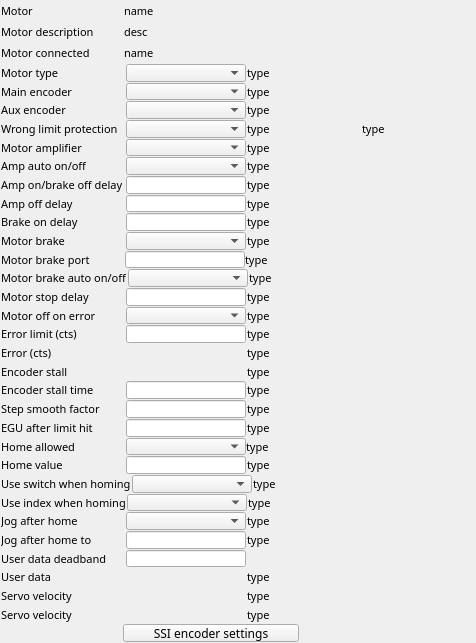
Above: 3-4/GalilSup/op/ui/galil_motor_extras.ui from motorapp/Galil before the change. Below: the same form after it.
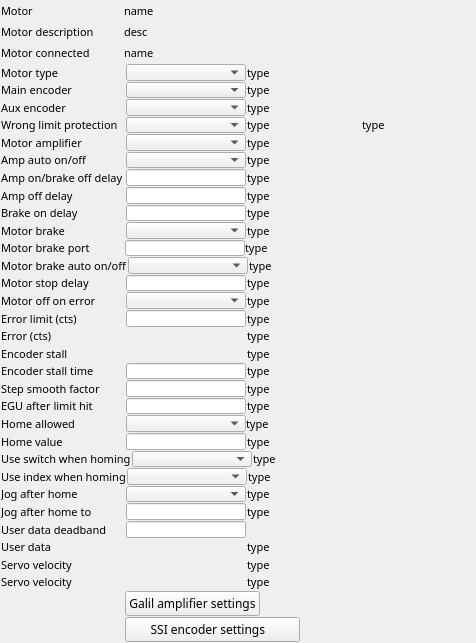
That is the form after the change. Custom widgets are drawn as their Qt base class.

Commit message: Fix motor velocity readback when using custom time base Add galil amplifier controls

What changed in the file:
```diff
--- a/3-4/GalilSup/op/ui/galil_motor_extras.ui
+++ b/3-4/GalilSup/op/ui/galil_motor_extras.ui
@@ -19,7 +19,7 @@
   <property name="windowTitle">
    <string>EFrame</string>
   </property>
-  <layout class="QVBoxLayout" name="verticalLayout" stretch="1,1,1,1,1,1,1,1,1,1,1,1,1,1,1,1,1,1,1,1,1,1,1,1,1,1,1,1,1,1,1,1,1,1">
+  <layout class="QVBoxLayout" name="verticalLayout" stretch="2,2,2,2,2,2,2,2,2,2,2,2,2,2,2,2,2,2,2,2,2,2,2,2,2,2,2,2,2,2,2,2,2,3,3">
    <property name="spacing">
     <number>1</number>
    </property>
@@ -2741,6 +2741,88 @@
      </item>
     </layout>
    </item>
+   <item>
+    <layout class="QHBoxLayout" name="horizontalLayout_36" stretch="0,0,0">
+     <property name="spacing">
+      <number>1</number>
+     </property>
+     <item>
+      <spacer name="horizontalSpacer_7">
+       <property name="orientation">
+        <enum>Qt::Horizontal</enum>
+       </property>
+       <property name="sizeType">
+        <enum>QSizePolicy::Fixed</enum>
+       </property>
+       <property name="sizeHint" stdset="0">
+        <size>
+         <width>124</width>
+         <height>5</height>
+        </size>
+       </property>
+      </spacer>
+     </item>
+     <item>
+      <widget class="QEPushButton" name="qepushbutton_8">
+       <property name="sizePolicy">
+        <sizepolicy hsizetype="Minimum" vsizetype="Preferred">
+         <horstretch>0</horstretch>
+         <verstretch>0</verstretch>
+        </sizepolicy>
+       </property>
+       <property name="minimumSize">
+        <size>
+         <width>0</width>
+         <height>1</height>
+        </size>
+       </property>
+       <property name="maximumSize">
+        <size>
+         <width>16777215</width>
+         <height>16777215</height>
+        </size>
+       </property>
+       <property name="font">
+        <font>
+         <family>Abyssinica SIL</family>
+         <pointsize>9</pointsize>
+        </font>
+       </property>
+       <property name="text">
+        <string>Galil amplifier settings</string>
+       </property>
+       <property name="variableAsToolTip">
+        <bool>false</bool>
+       </property>
+       <property name="guiFile" stdset="0">
+        <string>galil_motors_amp.ui</string>
+       </property>
+       <property name="creationOption" stdset="0">
+        <enum>QEPushButton::NewWindow</enum>
+       </property>
+       <property name="prioritySubstitutions">
+        <string/>
+       </property>
+      </widget>
+     </item>
+     <item>
+      <spacer name="horizontalSpacer_8">
+       <property name="orientation">
+        <enum>Qt::Horizontal</enum>
+       </property>
+       <property name="sizeType">
+        <enum>QSizePolicy::Expanding</enum>
+       </property>
+       <property name="sizeHint" stdset="0">
+        <size>
+         <width>40</width>
+         <height>5</height>
+        </size>
+       </property>
+      </spacer>
+     </item>
+    </layout>
+   </item>
    <item>
     <layout class="QHBoxLayout" name="horizontalLayout_29" stretch="1,1,1">
      <property name="spacing">
@@ -2756,7 +2838,7 @@
        </property>
        <property name="sizeHint" stdset="0">
         <size>
-         <width>122</width>
+         <width>124</width>
          <height>5</height>
         </size>
        </property>
@@ -2789,7 +2871,7 @@
         </font>
        </property>
        <property name="text">
-        <string>SSI encoder settings</string>
+        <string>SSI encoder settings   </string>
        </property>
        <property name="variableAsToolTip">
         <bool>false</bool>
```
The commit also changes 10 other files.
